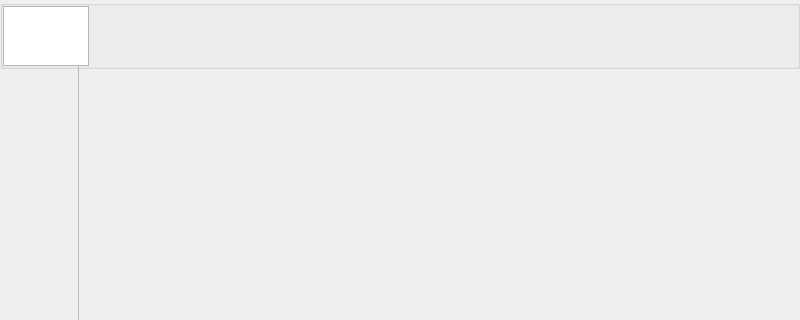
Before: the Qt Designer form BlocksScreen/lib/ui/mainWindow.ui in BlocksTechnology/BlocksScreen, drawn with Qt 5; both pictures show x 0 to 800 and y 0 to 320 of the 800 by 480 pixel window.
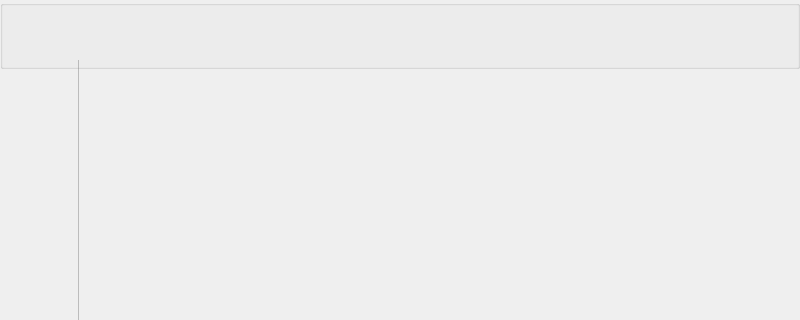
After: the same form once the commit is applied. The open tabs and pages were chosen to show the change. Icons and pictures are not drawn. Custom widgets are drawn as their Qt base class.

The edit to the form file:
```diff
--- a/BlocksScreen/lib/ui/mainWindow.ui
+++ b/BlocksScreen/lib/ui/mainWindow.ui
@@ -512,7 +512,7 @@
     <property name="checkable">
      <bool>false</bool>
     </property>
-    <layout class="QHBoxLayout" name="header_main_layout" stretch="0,2,0">
+    <layout class="QHBoxLayout" name="header_main_layout" stretch="2,0,0">
      <property name="spacing">
       <number>0</number>
      </property>
@@ -531,64 +531,6 @@
      <property name="bottomMargin">
       <number>0</number>
      </property>
-     <item alignment="Qt::AlignLeft|Qt::AlignTop">
-      <widget class="QGraphicsView" name="header_image_logo">
-       <property name="sizePolicy">
-        <sizepolicy hsizetype="MinimumExpanding" vsizetype="MinimumExpanding">
-         <horstretch>1</horstretch>
-         <verstretch>1</verstretch>
-        </sizepolicy>
-       </property>
-       <property name="minimumSize">
-        <size>
-         <width>60</width>
-         <height>60</height>
-        </size>
-       </property>
-       <property name="maximumSize">
-        <size>
-         <width>90</width>
-         <height>90</height>
-        </size>
-       </property>
-       <property name="sizeIncrement">
-        <size>
-         <width>1</width>
-         <height>1</height>
-        </size>
-       </property>
-       <property name="baseSize">
-        <size>
-         <width>60</width>
-         <height>60</height>
-        </size>
-       </property>
-       <property name="frameShape">
-        <enum>QFrame::StyledPanel</enum>
-       </property>
-       <property name="frameShadow">
-        <enum>QFrame::Plain</enum>
-       </property>
-       <property name="lineWidth">
-        <number>0</number>
-       </property>
-       <property name="verticalScrollBarPolicy">
-        <enum>Qt::ScrollBarAlwaysOff</enum>
-       </property>
-       <property name="horizontalScrollBarPolicy">
-        <enum>Qt::ScrollBarAlwaysOff</enum>
-       </property>
-       <property name="sizeAdjustPolicy">
-        <enum>QAbstractScrollArea::AdjustToContents</enum>
-       </property>
-       <property name="renderHints">
-        <set>QPainter::Antialiasing|QPainter::SmoothPixmapTransform</set>
-       </property>
-       <property name="viewportUpdateMode">
-        <enum>QGraphicsView::SmartViewportUpdate</enum>
-       </property>
-      </widget>
-     </item>
      <item alignment="Qt::AlignVCenter">
       <widget class="QFrame" name="header_display_layout">
        <property name="sizePolicy">
```
Left out of the diff: 45 changed lines with no effect on the pictures.
